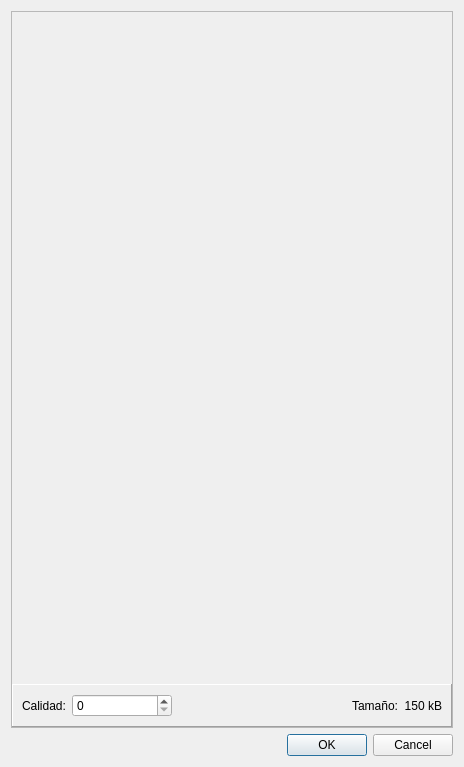
Old version of the form epubcreator/gui/forms/cover_edit_dialog.ui in the repository leandro86/epubcreator.
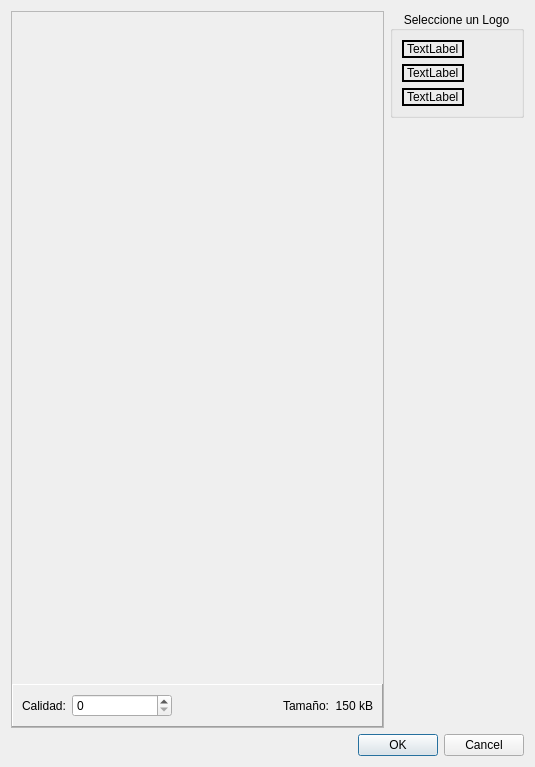
New version of the form. Custom widgets are drawn as their Qt base class.

Commit message: Completa la gui para editar la imagen de cubierta, permitiendo insertarle el logo de epublibre.

The edit to the form file:
```diff
--- a/epubcreator/gui/forms/cover_edit_dialog.ui
+++ b/epubcreator/gui/forms/cover_edit_dialog.ui
@@ -6,7 +6,7 @@
    <rect>
     <x>0</x>
     <y>0</y>
-    <width>464</width>
+    <width>535</width>
     <height>767</height>
    </rect>
   </property>
@@ -15,14 +15,24 @@
   </property>
   <layout class="QVBoxLayout" name="verticalLayout">
    <item>
+    <layout class="QHBoxLayout" name="horizontalLayout">
+     <item>
+      <layout class="QVBoxLayout" name="verticalLayout_2">
+       <item>
     <widget class="QFrame" name="frame">
+         <property name="sizePolicy">
+          <sizepolicy hsizetype="Expanding" vsizetype="Ignored">
+           <horstretch>0</horstretch>
+           <verstretch>0</verstretch>
+          </sizepolicy>
+         </property>
      <property name="frameShape">
       <enum>QFrame::StyledPanel</enum>
      </property>
      <property name="frameShadow">
       <enum>QFrame::Sunken</enum>
      </property>
-     <layout class="QVBoxLayout" name="verticalLayout_2">
+         <layout class="QVBoxLayout" name="verticalLayout_5">
       <property name="spacing">
        <number>0</number>
       </property>
@@ -32,7 +42,7 @@
       <item>
        <widget class="QLabel" name="coverImage">
         <property name="sizePolicy">
-         <sizepolicy hsizetype="Ignored" vsizetype="Ignored">
+             <sizepolicy hsizetype="Ignored" vsizetype="Expanding">
           <horstretch>0</horstretch>
           <verstretch>0</verstretch>
          </sizepolicy>
@@ -59,7 +69,7 @@
         <property name="frameShadow">
          <enum>QFrame::Raised</enum>
         </property>
-        <layout class="QHBoxLayout" name="horizontalLayout">
+            <layout class="QHBoxLayout" name="horizontalLayout_2">
          <item>
           <widget class="QLabel" name="label_2">
            <property name="sizePolicy">
@@ -93,7 +103,7 @@
           </widget>
          </item>
          <item>
-          <widget class="QLabel" name="label_3">
+              <widget class="QLabel" name="label_5">
            <property name="sizePolicy">
             <sizepolicy hsizetype="Preferred" vsizetype="Preferred">
              <horstretch>0</horstretch>
@@ -130,6 +140,114 @@
      </layout>
     </widget>
    </item>
+      </layout>
+     </item>
+     <item>
+      <layout class="QVBoxLayout" name="verticalLayout_3">
+       <item>
+        <widget class="QGroupBox" name="groupBox">
+         <property name="sizePolicy">
+          <sizepolicy hsizetype="Preferred" vsizetype="Preferred">
+           <horstretch>0</horstretch>
+           <verstretch>0</verstretch>
+          </sizepolicy>
+         </property>
+         <property name="title">
+          <string>Seleccione un Logo</string>
+         </property>
+         <property name="alignment">
+          <set>Qt::AlignCenter</set>
+         </property>
+         <layout class="QVBoxLayout" name="verticalLayout_4">
+          <item>
+           <widget class="ExtendedQLabel" name="logo1Image">
+            <property name="sizePolicy">
+             <sizepolicy hsizetype="Fixed" vsizetype="Preferred">
+              <horstretch>0</horstretch>
+              <verstretch>0</verstretch>
+             </sizepolicy>
+            </property>
+            <property name="mouseTracking">
+             <bool>true</bool>
+            </property>
+            <property name="frameShape">
+             <enum>QFrame::Box</enum>
+            </property>
+            <property name="frameShadow">
+             <enum>QFrame::Plain</enum>
+            </property>
+            <property name="lineWidth">
+             <number>2</number>
+            </property>
+            <property name="text">
+             <string>TextLabel</string>
+            </property>
+           </widget>
+          </item>
+          <item>
+           <widget class="ExtendedQLabel" name="logo2Image">
+            <property name="sizePolicy">
+             <sizepolicy hsizetype="Fixed" vsizetype="Preferred">
+              <horstretch>0</horstretch>
+              <verstretch>0</verstretch>
+             </sizepolicy>
+            </property>
+            <property name="mouseTracking">
+             <bool>true</bool>
+            </property>
+            <property name="frameShape">
+             <enum>QFrame::Box</enum>
+            </property>
+            <property name="lineWidth">
+             <number>2</number>
+            </property>
+            <property name="text">
+             <string>TextLabel</string>
+            </property>
+           </widget>
+          </item>
+          <item>
+           <widget class="ExtendedQLabel" name="logo3Image">
+            <property name="sizePolicy">
+             <sizepolicy hsizetype="Fixed" vsizetype="Preferred">
+              <horstretch>0</horstretch>
+              <verstretch>0</verstretch>
+             </sizepolicy>
+            </property>
+            <property name="mouseTracking">
+             <bool>true</bool>
+            </property>
+            <property name="frameShape">
+             <enum>QFrame::Box</enum>
+            </property>
+            <property name="lineWidth">
+             <number>2</number>
+            </property>
+            <property name="text">
+             <string>TextLabel</string>
+            </property>
+           </widget>
+          </item>
+         </layout>
+        </widget>
+       </item>
+       <item>
+        <spacer name="verticalSpacer">
+         <property name="orientation">
+          <enum>Qt::Vertical</enum>
+         </property>
+         <property name="sizeHint" stdset="0">
+          <size>
+           <width>20</width>
+           <height>40</height>
+          </size>
+         </property>
+        </spacer>
+       </item>
+      </layout>
+     </item>
+    </layout>
+   </item>
    <item>
     <widget class="QDialogButtonBox" name="buttonBox">
      <property name="orientation">
@@ -142,6 +260,13 @@
    </item>
   </layout>
  </widget>
+ <customwidgets>
+  <customwidget>
+   <class>ExtendedQLabel</class>
+   <extends>QLabel</extends>
+   <header>epubcreator.gui.custom_widgets</header>
+  </customwidget>
+ </customwidgets>
  <resources/>
  <connections>
   <connection>
```
Left out of the diff: 2 changed lines with no effect on the pictures. Lines whose indentation alone changed are shown as unchanged. The commit also changes 11 other files.
